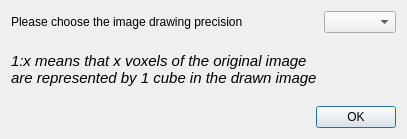
CGAL/cgal, file Polyhedron/demo/Polyhedron/Plugins/Mesh_3/Image_res_dialog.ui: the form before one commit.
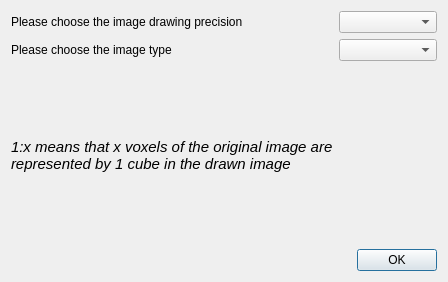
The form after the commit.

Commit message: Addition of a type selection for the images

```diff
--- a/Polyhedron/demo/Polyhedron/Plugins/Mesh_3/Image_res_dialog.ui
+++ b/Polyhedron/demo/Polyhedron/Plugins/Mesh_3/Image_res_dialog.ui
@@ -5,8 +5,8 @@
    <rect>
     <x>0</x>
     <y>0</y>
-    <width>407</width>
-    <height>139</height>
+    <width>448</width>
+    <height>282</height>
    </rect>
   </property>
   <property name="sizePolicy">
@@ -18,7 +18,7 @@
   <property name="windowTitle">
    <string>Image Drawing Precision</string>
   </property>
-  <layout class="QGridLayout" name="gridLayout" rowstretch="0,0,0,0,0,0,0">
+  <layout class="QGridLayout" name="gridLayout" rowstretch="0,0,0,0,0,0,0,0">
    <item row="0" column="0">
     <widget class="QLabel" name="label">
      <property name="lineWidth">
@@ -32,7 +32,23 @@
      </property>
     </widget>
    </item>
-   <item row="6" column="0" colspan="2">
+   <item row="2" column="0">
+    <widget class="QLabel" name="label_2">
+     <property name="font">
+      <font>
+       <pointsize>11</pointsize>
+       <italic>true</italic>
+      </font>
+     </property>
+     <property name="text">
+      <string>1:x means that x voxels of the original image are represented by 1 cube in the drawn image</string>
+     </property>
+     <property name="wordWrap">
+      <bool>true</bool>
+     </property>
+    </widget>
+   </item>
+   <item row="7" column="0" colspan="2">
     <widget class="QDialogButtonBox" name="buttonBox">
      <property name="orientation">
       <enum>Qt::Horizontal</enum>
@@ -50,21 +66,15 @@
     </widget>
    </item>
    <item row="1" column="0">
-    <widget class="QLabel" name="label_2">
-     <property name="font">
-      <font>
-       <pointsize>11</pointsize>
-       <italic>true</italic>
-      </font>
-     </property>
+    <widget class="QLabel" name="label_3">
      <property name="text">
-      <string>1:x means that x voxels of the original image are represented by 1 cube in the drawn image</string>
-     </property>
-     <property name="wordWrap">
-      <bool>true</bool>
+      <string>Please choose the image type</string>
      </property>
     </widget>
    </item>
+   <item row="1" column="1">
+    <widget class="QComboBox" name="imageType"/>
+   </item>
   </layout>
  </widget>
  <resources/>
```
Left out of the diff: 1 changed line with no effect on the pictures. The commit also changes 1 other file.
